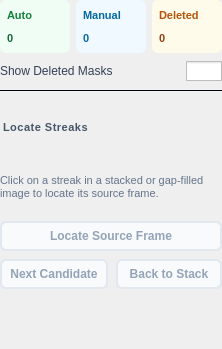
First picture: the form in src/startrails/ui/step_review_detections.ui, repository gkyle/startrails, before the edit.
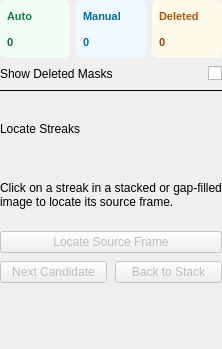
Second picture: the form after the edit. Icons and pictures are not drawn. Custom widgets are drawn as their Qt base class.

What changed in the file:
```diff
--- a/src/startrails/ui/step_review_detections.ui
+++ b/src/startrails/ui/step_review_detections.ui
@@ -198,9 +198,6 @@
        <property name="cursor">
         <cursorShape>PointingHandCursor</cursorShape>
        </property>
-       <property name="styleSheet">
-        <string notr="true">color: #334155; font-size: 12px;</string>
-       </property>
        <property name="text">
         <string>Show Deleted Masks</string>
        </property>
@@ -217,12 +214,6 @@
        <property name="accessibleName">
         <string>Show Deleted Masks</string>
        </property>
-       <property name="styleSheet">
-        <string notr="true">QCheckBox#showDeletedMasks { spacing: 0px;}
-QCheckBox#showDeletedMasks::indicator { width: 36px; height: 20px;}
-QCheckBox#showDeletedMasks::indicator:unchecked { image: url(:/startrails/ui/switch_off.svg); }
-QCheckBox#showDeletedMasks::indicator:checked { image: url(:/startrails/ui/switch_on.svg); }</string>
-       </property>
        <property name="text">
         <string/>
        </property>
@@ -232,10 +223,6 @@
    </item>
    <item>
     <widget class="QFrame" name="sepFindBrightest">
-     <property name="styleSheet">
-      <string notr="true">background-color: #f1f5f9;
-max-height: 1px;</string>
-     </property>
      <property name="frameShape">
       <enum>QFrame::Shape::HLine</enum>
      </property>
@@ -243,14 +230,6 @@
    </item>
    <item>
     <widget class="QLabel" name="findBrightestHeading">
-     <property name="styleSheet">
-      <string notr="true">font-size: 11px;
-font-weight: 600;
-color: #475569;
-text-transform: uppercase;
-letter-spacing: 0.5px;
-margin-top: 2px;</string>
-     </property>
      <property name="text">
       <string>Locate Streaks</string>
      </property>
@@ -258,11 +237,6 @@
    </item>
    <item>
     <widget class="QLabel" name="findBrightestHint">
-     <property name="styleSheet">
-      <string notr="true">font-size: 11px;
-color: #64748b;
-line-height: 1.3;</string>
-     </property>
      <property name="text">
       <string>Click on a streak in a stacked or gap-filled image to locate its source frame.</string>
      </property>
@@ -282,33 +256,6 @@
      <property name="toolTip">
       <string>Select a stacked or gap-filled output, then click a streak to locate its original source images.</string>
      </property>
-     <property name="styleSheet">
-      <string notr="true">QPushButton#findBrightest {
-    background-color: #ffffff;
-    color: #1e293b;
-    border: 2px solid #cbd5e1;
-    border-radius: 6px;
-    padding: 6px 12px;
-    font-weight: 500;
-    font-size: 12px;
-}
-QPushButton#findBrightest:hover {
-    background-color: #f1f5f9;
-    border-color: #94a3b8;
-}
-QPushButton#findBrightest:checked {
-    background-color: #e0f2fe;
-    color: #0369a1;
-    border-color: #0369a1;
-    font-weight: 600;
-}
-QPushButton#findBrightest:disabled {
-    background-color: #f8fafc;
-    color: #94a3b8;
-    border-color: #e2e8f0;
-}
-QPushButton#findBrightest:focus:enabled { border-color: #0f172a; }</string>
-     </property>
      <property name="text">
       <string>Locate Source Frame</string>
      </property>
@@ -327,27 +274,6 @@
        <property name="cursor">
         <cursorShape>PointingHandCursor</cursorShape>
        </property>
-       <property name="styleSheet">
-        <string notr="true">QPushButton#nextSource {
-    background-color: #ffffff;
-    color: #1e293b;
-    border: 2px solid #cbd5e1;
-    border-radius: 6px;
-    padding: 6px 8px;
-    font-size: 12px;
-    font-weight: 500;
-}
-QPushButton#nextSource:hover {
-    background-color: #f1f5f9;
-    border-color: #94a3b8;
-}
-QPushButton#nextSource:disabled {
-    background-color: #f8fafc;
-    color: #94a3b8;
-    border-color: #e2e8f0;
-}
-QPushButton#nextSource:focus:enabled { border-color: #0f172a; }</string>
-       </property>
        <property name="text">
         <string>Next Candidate</string>
        </property>
@@ -361,27 +287,6 @@
        <property name="cursor">
         <cursorShape>PointingHandCursor</cursorShape>
        </property>
-       <property name="styleSheet">
-        <string notr="true">QPushButton#backToStack {
-    background-color: #ffffff;
-    color: #1e293b;
-    border: 2px solid #cbd5e1;
-    border-radius: 6px;
-    padding: 6px 8px;
-    font-size: 12px;
-    font-weight: 500;
-}
-QPushButton#backToStack:hover {
-    background-color: #f1f5f9;
-    border-color: #94a3b8;
-}
-QPushButton#backToStack:disabled {
-    background-color: #f8fafc;
-    color: #94a3b8;
-    border-color: #e2e8f0;
-}
-QPushButton#backToStack:focus:enabled { border-color: #0f172a; }</string>
-       </property>
        <property name="text">
         <string>Back to Stack</string>
        </property>
@@ -391,9 +296,6 @@
    </item>
    <item>
     <widget class="QLabel" name="sourceLookupStatus">
-     <property name="styleSheet">
-      <string notr="true">color: #64748b; font-size: 11px;</string>
-     </property>
      <property name="text">
       <string/>
      </property>
```
